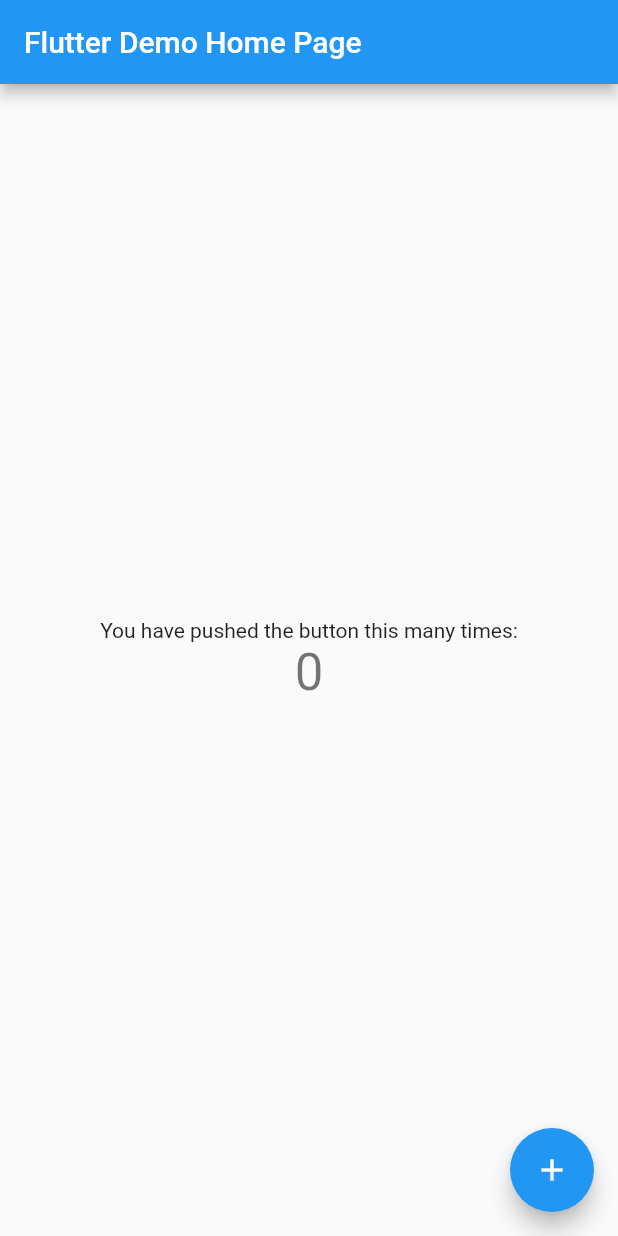
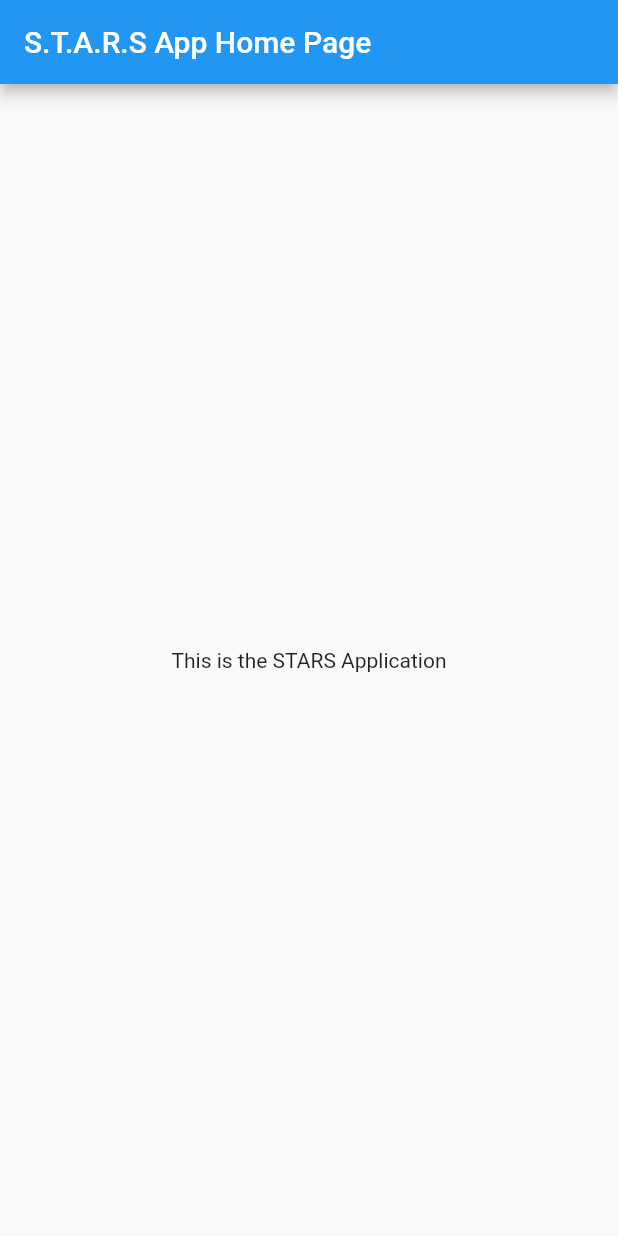
Before and after one commit to MaximeNzo/S.T.A.R.S, a Flutter app: the screen it shows after launch, on a phone screen of 412 x 824 dp. Run offline on Flutter 3.47's test engine with Material 2 defaults, Android fonts, the phone set to English and light mode, and no system bars.

Commit message:
front page cleaning

```diff
--- a/STARS_App/my_app/lib/main.dart
+++ b/STARS_App/my_app/lib/main.dart
@@ -9,7 +9,8 @@ class MyApp extends StatelessWidget {
   @override
   Widget build(BuildContext context) {
     return MaterialApp(
-      title: 'Flutter Demo',
+      debugShowCheckedModeBanner: false,
+      title: 'S.T.A.R.S App',
       theme: ThemeData(
         // This is the theme of your application.
         //
@@ -22,7 +23,7 @@ class MyApp extends StatelessWidget {
         // is not restarted.
         primarySwatch: Colors.blue,
       ),
-      home: MyHomePage(title: 'Flutter Demo Home Page'),
+      home: MyHomePage(title: 'S.T.A.R.S App Home Page'),
     );
   }
 }
@@ -46,19 +47,6 @@ class MyHomePage extends StatefulWidget {
 }
 
 class _MyHomePageState extends State<MyHomePage> {
-  int _counter = 0;
-
-  void _incrementCounter() {
-    setState(() {
-      // This call to setState tells the Flutter framework that something has
-      // changed in this State, which causes it to rerun the build method below
-      // so that the display can reflect the updated values. If we changed
-      // _counter without calling setState(), then the build method would not be
-      // called again, and so nothing would appear to happen.
-      _counter++;
-    });
-  }
-
   @override
   Widget build(BuildContext context) {
     // This method is rerun every time setState is called, for instance as done
@@ -94,20 +82,11 @@ class _MyHomePageState extends State<MyHomePage> {
           mainAxisAlignment: MainAxisAlignment.center,
           children: <Widget>[
             Text(
-              'You have pushed the button this many times:',
-            ),
-            Text(
-              '$_counter',
-              style: Theme.of(context).textTheme.headline4,
+              'This is the STARS Application',
             ),
           ],
         ),
       ),
-      floatingActionButton: FloatingActionButton(
-        onPressed: _incrementCounter,
-        tooltip: 'Increment',
-        child: Icon(Icons.add),
-      ), // This trailing comma makes auto-formatting nicer for build methods.
     );
   }
 }
```
